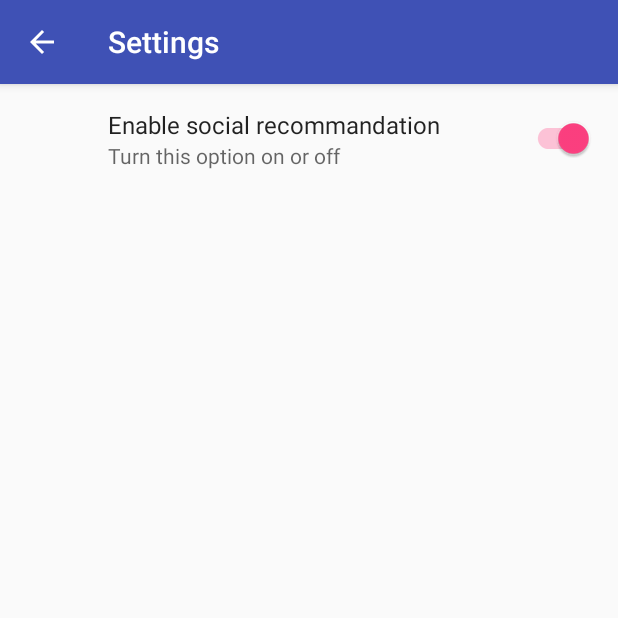
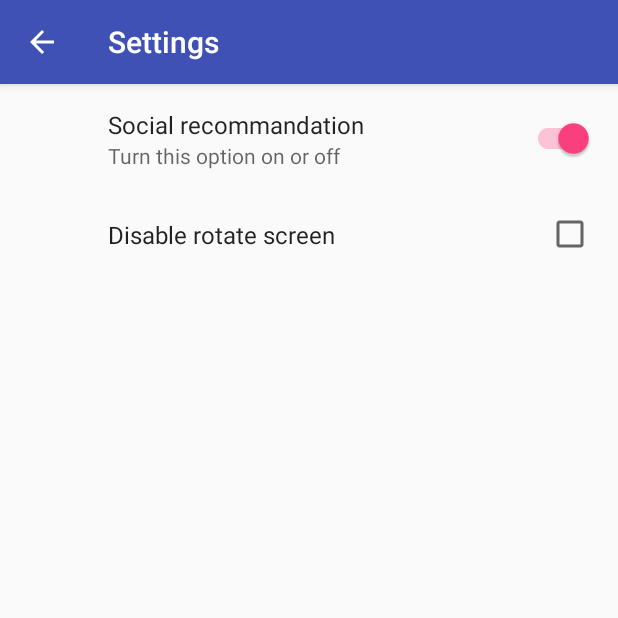
Before and after one commit to tsabs/MyFunBox, an Android app: the screen it shows after launch (SettingsActivity), in the options menu, after a tap on "Settings", on a phone screen of 412 x 824 dp, the top half of it. Run offline under Robolectric (Android 15) with nearby library versions, the phone set to English and light mode, and no system bars; our stand-ins replace androidx.preference; libraries missing offline, so code that uses them is left out: org.jetbrains.anko.

Commit message:
Litle clean up code and add one setting to xml preference

```diff
--- a/MyFunBox/app/src/main/java/com/example/bst/myfunbox/MainActivity.kt
+++ b/MyFunBox/app/src/main/java/com/example/bst/myfunbox/MainActivity.kt
@@ -44,6 +44,10 @@ class MainActivity : AppCompatActivity(), NavigationView.OnNavigationItemSelecte
         val navigationView = findViewById(R.id.nav_view) as NavigationView
         navigationView.setNavigationItemSelectedListener(this)
 
+        val t = manager.beginTransaction()
+        val fragment = RickFragment()
+        t.replace(R.id.flContent, fragment)
+        t.commit()
     }
 
     override fun onBackPressed() {
--- a/MyFunBox/app/src/main/res/xml/preference_settings.xml
+++ b/MyFunBox/app/src/main/res/xml/preference_settings.xml
@@ -5,7 +5,15 @@
 
     <android.support.v7.preference.SwitchPreferenceCompat
         android:defaultValue="true"
-        android:key="switch_recommand"
-        android:title="Enable social recommandation"
+        android:key="switch"
+        android:title="Social recommandation"
         android:summary="Turn this option on or off"/>
+
+
+    <CheckBoxPreference
+        android:key="check"
+        android:title="Disable rotate screen"/>
+
+
+
 </PreferenceScreen>
```
Also changed, not shown: MyFunBox/app/src/main/java/com/example/bst/myfunbox/adapter/MyAdapterS.kt (deleted, +0 -35 lines), MyFunBox/app/src/main/java/com/example/bst/myfunbox/fragment/SettingsFragment.kt (+0 -11 lines), MyFunBox/app/src/main/res/layout/fragment_settings.xml (deleted, +0 -15 lines), MyFunBox/app/src/main/res/layout/setting_view.xml (deleted, +0 -40 lines).
